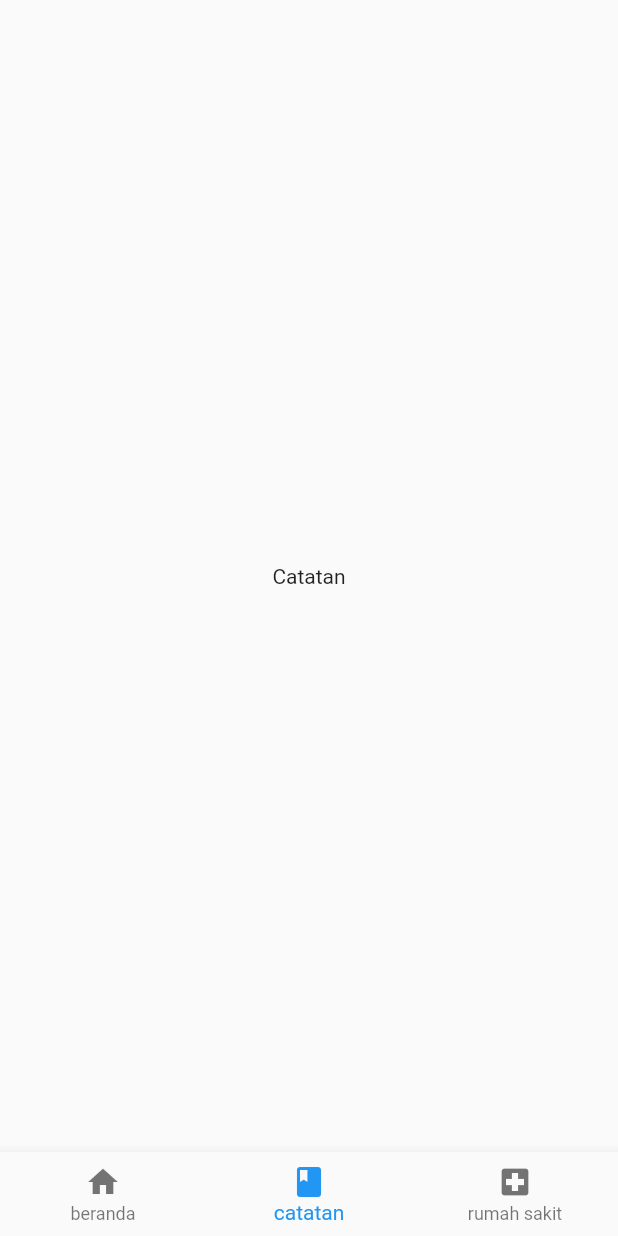
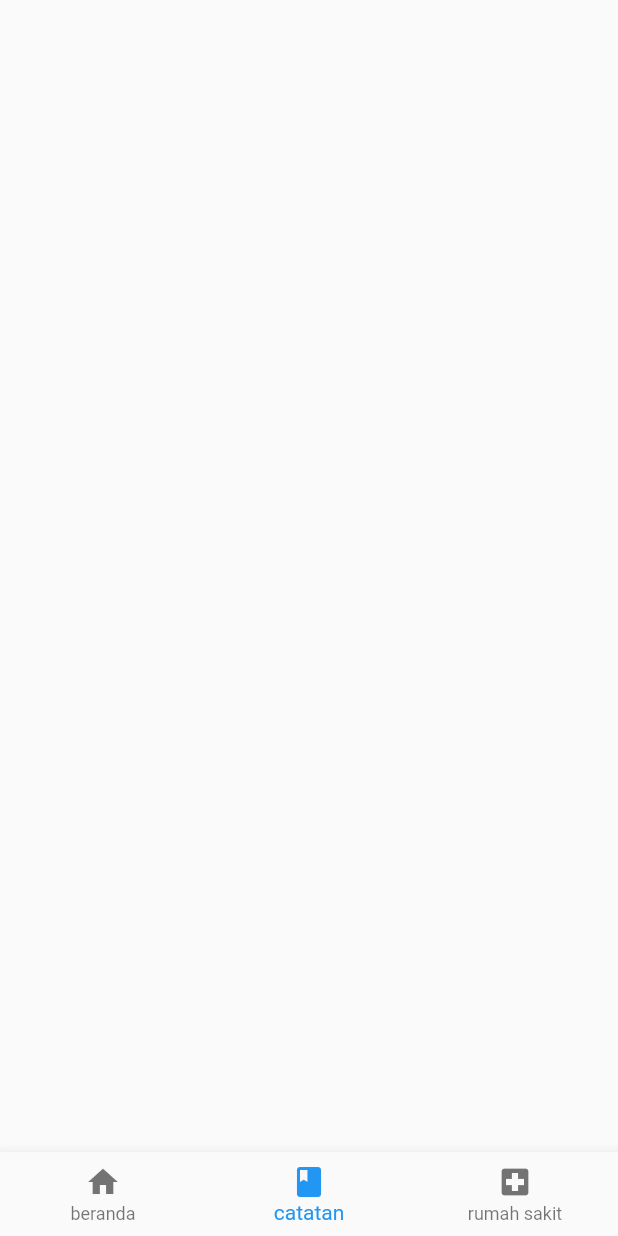
Before and after one commit to StingBugz/project_akhir, a Flutter app: the screen it shows after launch, item 2 of the bottom bar chosen, on a phone screen of 412 x 824 dp. Run offline on Flutter 3.47's test engine with Material 2 defaults, Android fonts, the phone set to English and light mode, and no system bars; our stand-ins replace carousel_slider.

Commit message:
commit ke lima

```diff
--- a/lib/catatan.dart
+++ b/lib/catatan.dart
@@ -11,7 +11,13 @@ class _CatatanState extends State<Catatan> {
     return MaterialApp(
       debugShowCheckedModeBanner: false,
       home: Scaffold(
-        body: Center(child: Text("Catatan")),
+        body: ListView(
+          children: <Widget>[
+            Container(
+              alignment: Alignment.topCenter,
+            ),
+          ],
+        ),
       ),
     );
   }
--- a/pubspec.yaml
+++ b/pubspec.yaml
@@ -53,6 +53,9 @@ flutter:
      - assets/image/flat/social distancing.jpg
      - assets/image/flat/wash hand.jpg
      - assets/image/flat/wearing mask.jpg
+     - assets/image/flat/home.jpg
+     - assets/image/flat/book.jpg
+     - assets/image/flat/hospital.jpg
 
 
   # An image asset can refer to one or more resolution-specific "variants", see
```
Also changed, not shown: assets/image/flat/book.jpg (added), assets/image/flat/home.jpg (added), assets/image/flat/hospital.jpg (added).
